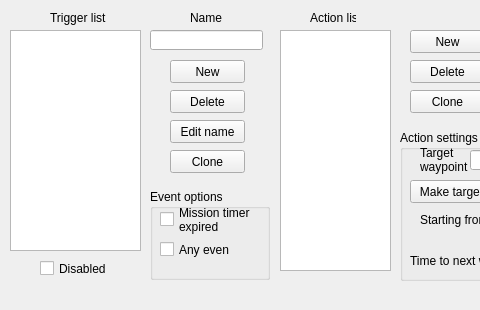
Old version of the form src/triggersection.ui in the repository PTapioK/TSWaveMaker; both pictures show x 0 to 480 and y 0 to 310 of the 700 by 310 pixel window.
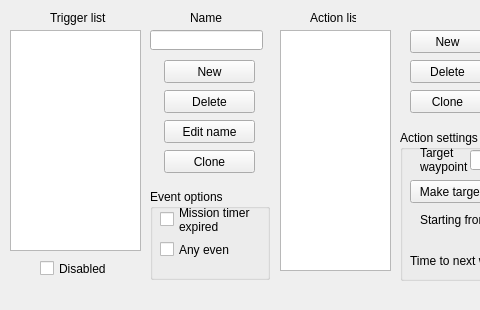
New version of the form.

```diff
--- a/src/triggersection.ui
+++ b/src/triggersection.ui
@@ -67,9 +67,9 @@
    <widget class="QPushButton" name="CloneTrigger">
     <property name="geometry">
      <rect>
-      <x>170</x>
+      <x>164</x>
       <y>150</y>
-      <width>75</width>
+      <width>91</width>
       <height>23</height>
      </rect>
     </property>
@@ -80,9 +80,9 @@
    <widget class="QPushButton" name="EditTriggerName">
     <property name="geometry">
      <rect>
-      <x>170</x>
+      <x>164</x>
       <y>120</y>
-      <width>75</width>
+      <width>91</width>
       <height>23</height>
      </rect>
     </property>
@@ -106,9 +106,9 @@
    <widget class="QPushButton" name="DeleteTrigger">
     <property name="geometry">
      <rect>
-      <x>170</x>
+      <x>164</x>
       <y>90</y>
-      <width>75</width>
+      <width>91</width>
       <height>23</height>
      </rect>
     </property>
@@ -199,9 +199,9 @@
    <widget class="QPushButton" name="NewTrigger">
     <property name="geometry">
      <rect>
-      <x>170</x>
+      <x>164</x>
       <y>60</y>
-      <width>75</width>
+      <width>91</width>
       <height>23</height>
      </rect>
     </property>
```
